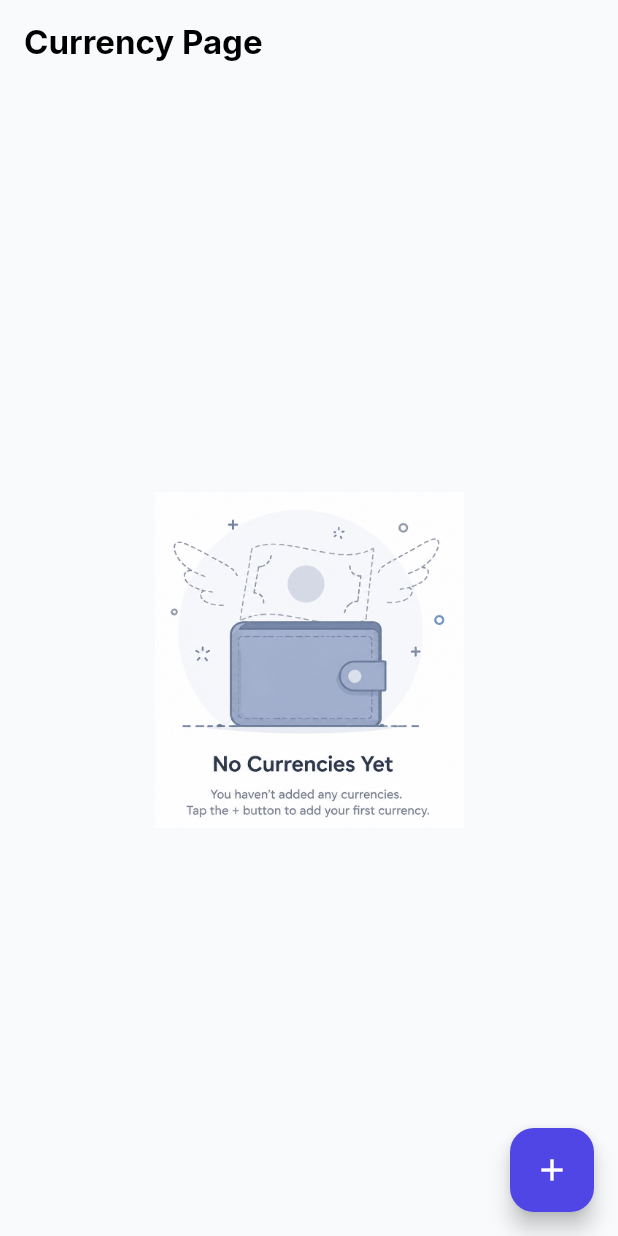
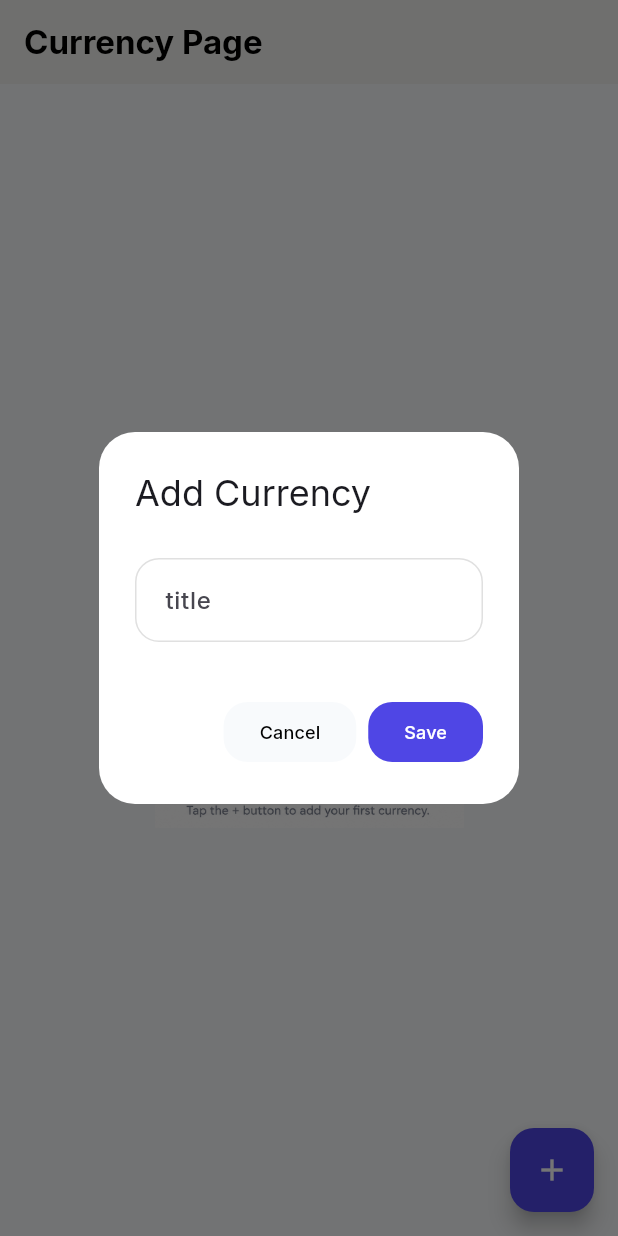
Before and after one commit to Codavina/myMoney, a Flutter app: the screen it shows after launch, after a tap on the "add" icon, on a phone screen of 412 x 824 dp. Run offline on Flutter 3.47's test engine with Material 3 defaults, Android fonts, the phone set to English and light mode, and no system bars; our stand-ins replace device_preview, flutter_bloc, sqflite, sqflite_common_ffi; missing offline and left inert: svg_flutter; accounts and stored records are empty.

Commit message:
refactor currency screen and make some ui updates

```diff
--- a/lib/core/constants/app_assets.dart
+++ b/lib/core/constants/app_assets.dart
@@ -6,13 +6,14 @@ class AppAssets {
 
 
  ///flags
-static const String algerianDinar='assets/images/flags/dz.svg';
-static const String emiratsDirham='assets/images/flags/ae.svg';
-static const String europeEuro='assets/images/flags/eu.svg';
-static const String saudiRiyal='assets/images/flags/sa.svg';
-static const String tunisDinar='assets/images/flags/tn.svg';
-static const String turkishLira='assets/images/flags/tr.svg';
-static const String americanDollar='assets/images/flags/us.svg';
+static const String algerianFlag='assets/images/flags/dz.svg';
+static const String uaeFlag='assets/images/flags/ae.svg';
+static const String eurFlag='assets/images/flags/eu.svg';
+static const String saudiArabiaFlag='assets/images/flags/sa.svg';
+static const String tunisiaFlag='assets/images/flags/tn.svg';
+static const String turkeyFlag='assets/images/flags/tr.svg';
+static const String usFlag='assets/images/flags/us.svg';
+static const String unknownCurrency='assets/images/flags/us.svg';
 
 ///Currency images
 static const String currency96='assets/images/currency/currency96.png';
--- a/lib/core/utils/app_validator.dart
+++ b/lib/core/utils/app_validator.dart
@@ -20,6 +20,7 @@ class AppValidators {
     return null;
   }
 
+  ///title
   static String? title(String? value) {
     final text = value?.trim() ?? '';
 
@@ -33,6 +34,25 @@ class AppValidators {
 
     if (text.length > 50) {
       return 'Title cannot exceed 50 characters.';
+    }
+
+    return null;
+  }
+
+  ///Currency code
+  static String? currencyCode(String? value) {
+    final text = value?.trim() ?? '';
+
+    if (text.isEmpty) {
+      return 'Please enter a currency Code (ex: (DZD).';
+    }
+
+    if (text.length < 3) {
+      return 'Title must contain at between 3 and 10 characters.';
+    }
+
+    if (text.length > 10) {
+      return 'Title cannot exceed 10 characters.';
     }
 
     return null;
--- a/lib/features/currency_screen/currency_screen.dart
+++ b/lib/features/currency_screen/currency_screen.dart
@@ -1,12 +1,11 @@
-import 'dart:developer';
 import 'package:flutter/material.dart';
 import 'package:flutter_bloc/flutter_bloc.dart';
 import 'package:my_money/core/cubit/currency/currency_cubit.dart';
 import 'package:my_money/core/cubit/currency/currency_state.dart';
-import 'package:my_money/features/currency_screen/widgets/currency_loaded_widget.dart';
+import 'package:my_money/core/models/currency_model.dart';
+import 'package:my_money/features/currency_screen/widgets/add_currency_dialog.dart';
+import 'package:my_money/features/currency_screen/widgets/currency_body.dart';
 import '../../core/constants/app_assets.dart';
-import '../../core/models/currency_model.dart';
-import '../../core/repositories/currency_repository.dart';
 import '../../core/widgets/empty_state.dart';
 
 class CurrencyScreen extends StatefulWidget {
@@ -17,27 +16,30 @@ class CurrencyScreen extends StatefulWidget {
 }
 
 class _CurrencyScreenState extends State<CurrencyScreen> {
+
+
+
   @override
   void initState() {
     super.initState();
-    //add();
+
     context.read<CurrencyCubit>().getAll();
   }
 
-  final currencyRepo = CurrencyRepository();
-  List<CurrencyModel> currencies = [];
+  Future<void> _addCurrency()async{
 
-  Future<void> add() async {
-    final result = await currencyRepo.insert(
-      const CurrencyModel(currencyCode: 'USD'),
+    final CurrencyModel? currency = await showDialog<CurrencyModel>(
+      context: context,
+      builder: (_) => const AddCurrencyDialog(),
     );
-    log(result.toString());
-    load();
-  }
+    if(!mounted)return;
+    if(currency==null) return;
+    context.read<CurrencyCubit>().insert(currency);
 
-  Future<void> load() async {
-    currencies = await currencyRepo.getAll();
-    log(currencies.toString());
+
+
+
+
   }
 
   @override
@@ -49,8 +51,8 @@ class _CurrencyScreenState extends State<CurrencyScreen> {
           'Currency Page',
           style: TextStyle(color: Colors.black),
         ),
-        elevation: 30,
-        backgroundColor: Colors.transparent,
+        elevation: 1,
+        backgroundColor:  const Color(0xfff3f3ef),
       ),
       body: BlocConsumer<CurrencyCubit, CurrencyState>(
         listener: (context, state) {},
@@ -63,7 +65,7 @@ class _CurrencyScreenState extends State<CurrencyScreen> {
             if (state.currencies.isEmpty) {
               return const EmptyState(image: AppAssets.emptyCurrencyImage);
             }
-            return  CurrencyLoadedWidget(currencies: state.currencies,);
+            return  CurrencyBody(currencies: state.currencies,);
           }
           if (state is CurrencyError) {
             return const Text('Error State');
@@ -72,7 +74,7 @@ class _CurrencyScreenState extends State<CurrencyScreen> {
         },
       ),
       floatingActionButton: FloatingActionButton(
-        onPressed: () {},
+        onPressed: _addCurrency,
         child: const Icon(Icons.add),
       ),
     );
--- /dev/null
+++ b/lib/features/currency_screen/widgets/add_currency_dialog.dart
@@ -0,0 +1,71 @@
+import 'package:flutter/material.dart';
+import 'package:my_money/core/models/currency_model.dart';
+
+import '../../../core/utils/app_validator.dart';
+import '../../funds_details_page/UI/add_transaction_dialog/widgets/custom_text_form_field.dart';
+
+class AddCurrencyDialog extends StatefulWidget {
+  const AddCurrencyDialog({super.key});
+
+  @override
+  State<AddCurrencyDialog> createState() => _AddCurrencyDialogState();
+}
+
+class _AddCurrencyDialogState extends State<AddCurrencyDialog> {
+  final TextEditingController _titleController = TextEditingController();
+  final GlobalKey<FormState> _formKey = GlobalKey();
+
+
+  @override
+  Widget build(BuildContext context) {
+    return AlertDialog(
+      backgroundColor: Colors.white,
+      title: const Text('Add Currency'),
+      content: Form(
+        key: _formKey,
+        child: Column(
+          mainAxisSize: MainAxisSize.min,
+          children: [
+            const SizedBox(height: 12),
+            CustomTextFormField(
+              labelText: 'title',
+              controller: _titleController,
+              validator: AppValidators.currencyCode,
+            ),
+
+            const SizedBox(height: 12),
+          ],
+        ),
+      ),
+
+      actions: [
+        ElevatedButton(
+          style: ElevatedButton.styleFrom(
+            backgroundColor: Theme.of(context).scaffoldBackgroundColor,
+          ),
+          onPressed: () {
+            Navigator.pop(context);
+          },
+          child: const Text('Cancel', style: TextStyle(color: Colors.black)),
+        ),
+
+        ElevatedButton(
+          onPressed: () {
+            if (!_formKey.currentState!.validate()) return;
+
+            // Hide the keyboard before closing the dialog.
+            FocusScope.of(context).unfocus();
+
+            Navigator.pop(
+              context,
+              CurrencyModel(
+                currencyCode: _titleController.text.trim(),
+              ),
+            );
+          },
+          child: const Text('Save'),
+        ),
+      ],
+    );
+  }
+}
--- a/lib/features/currency_screen/widgets/currency_loaded_widget.dart
+++ b/lib/features/currency_screen/widgets/currency_body.dart
@@ -3,8 +3,8 @@ import '../../../core/models/currency_model.dart';
 import 'currency_header.dart';
 import 'currency_listview.dart';
 
-class CurrencyLoadedWidget extends StatelessWidget {
-  const CurrencyLoadedWidget({
+class CurrencyBody extends StatelessWidget {
+  const CurrencyBody({
     super.key,
     required this.currencies,
   });
@@ -19,7 +19,7 @@ class CurrencyLoadedWidget extends StatelessWidget {
       children: [
         CurrencyHeader(currencyCount: currencies.length),
         const SizedBox(height: 10),
-        Expanded(child: CurrencyListview(currencies: currencies,)),
+        Expanded(child: CurrencyListView(currencies: currencies,)),
       ],
     );
   }
```
Also changed, not shown: lib/features/currency_screen/currency_info.dart (added, +65 -0 lines), lib/features/currency_screen/widgets/currency_listview.dart (+60 -7 lines).
